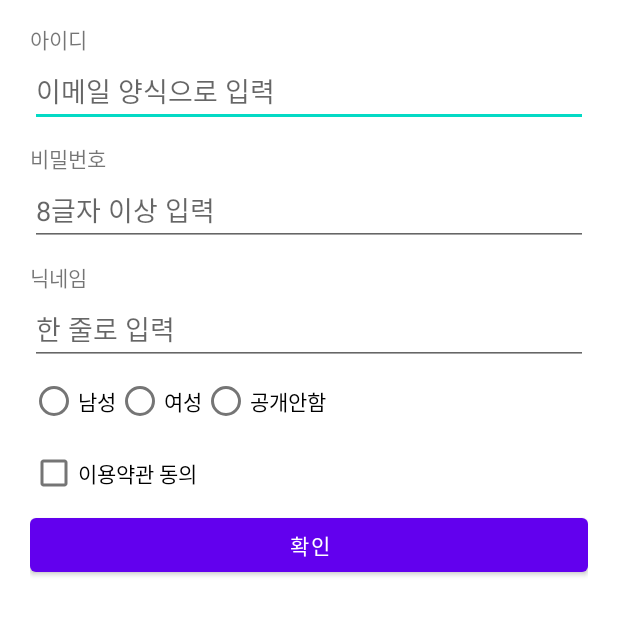
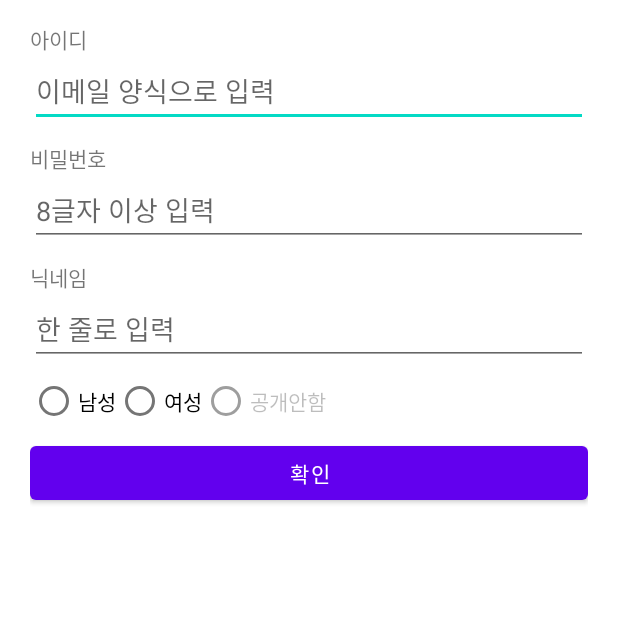
Before and after one commit to Esther021004/SignUpUIPractice, an Android app: the screen it shows after launch (MainActivity), on a phone screen of 412 x 824 dp, the part 294-930 px from its top. Run offline under Robolectric (Android 15) with nearby library versions, the phone set to English and light mode, and no system bars.

Commit message:
enabled/visibility 체험

```diff
--- a/app/src/main/res/layout/activity_main.xml
+++ b/app/src/main/res/layout/activity_main.xml
@@ -83,14 +83,17 @@
         <RadioButton
             android:layout_width="wrap_content"
             android:layout_height="wrap_content"
-            android:text="공개안함"/>
+            android:text="공개안함"
+            android:enabled="false"/>
 
     </RadioGroup>
     <CheckBox
         android:layout_width="wrap_content"
         android:layout_height="wrap_content"
         android:checked="false"
-        android:text="이용약관 동의"/>
+        android:text="이용약관 동의"
+        android:visibility="gone"
+        />
 
 
     <Button
```
